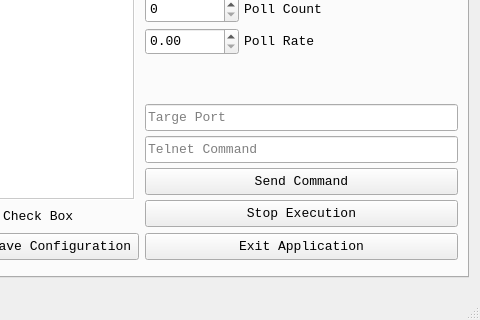
First picture: the form in MyPythonWindow.ui, repository chmod-sorind/PythonGUI, before the edit; both pictures show x 200 to 680 and y 162 to 482 of the 680 by 482 pixel window.
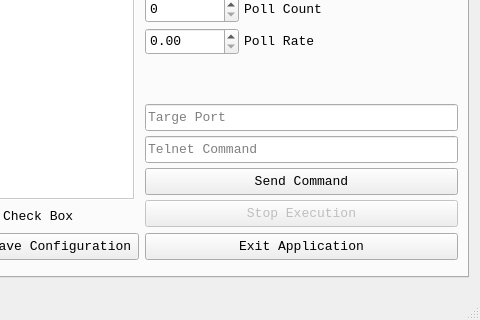
Second picture: the form after the edit. Icons and pictures are not drawn.

Commit message: button add now adds hostname and port to the qtreeview.

What changed in the file:
```diff
--- a/MyPythonWindow.ui
+++ b/MyPythonWindow.ui
@@ -447,6 +447,9 @@
             </item>
             <item>
              <widget class="QPushButton" name="buttonStopTelnet">
+              <property name="enabled">
+               <bool>false</bool>
+              </property>
               <property name="sizePolicy">
                <sizepolicy hsizetype="Preferred" vsizetype="Preferred">
                 <horstretch>0</horstretch>
```
Left out of the diff: 16 changed lines with no effect on the pictures. The commit also changes 2 other files.
